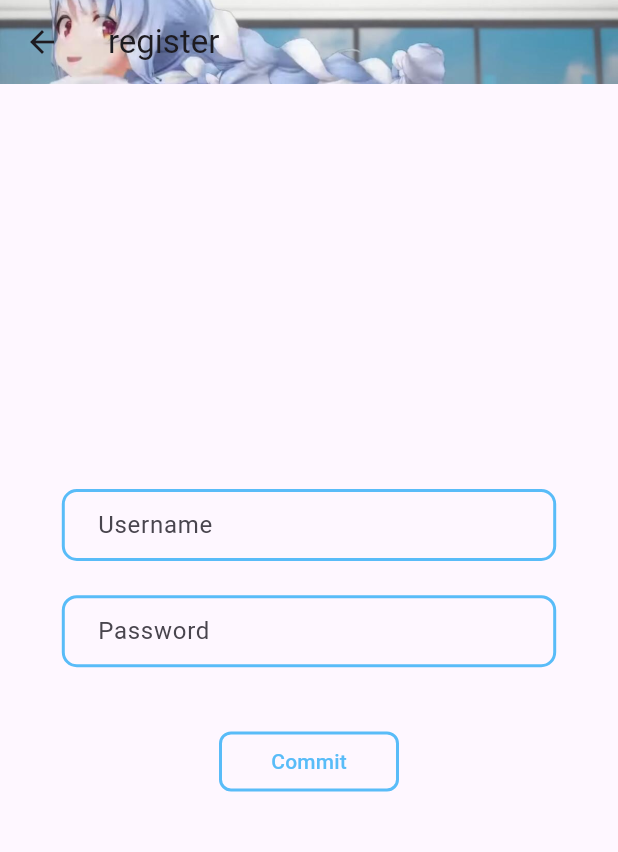
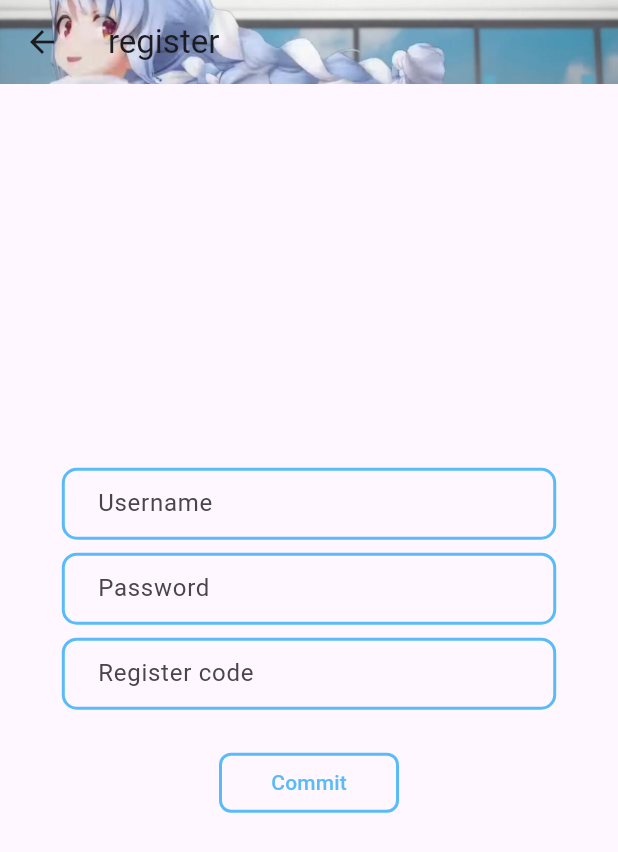
Before and after one commit to NaitoSama/pcrcli, a Flutter app: the register screen opened directly, after a tap on "Commit", on a phone screen of 412 x 824 dp. Shown: the top 852 px of the screen. Run offline on Flutter 3.47's test engine with Material 3 defaults, Android fonts, the phone set to English and light mode, and no system bars; our stand-ins replace shared_preferences; accounts and stored records are empty.

Commit message:
in development...

```diff
--- a/lib/main.dart
+++ b/lib/main.dart
@@ -2,6 +2,7 @@ import 'package:flutter/material.dart';
 import 'package:pcrcli/register.dart';
 import 'package:shared_preferences/shared_preferences.dart';
 
+import 'boss.dart';
 import 'home.dart';
 import 'login.dart';
 
@@ -34,7 +35,7 @@ class MyApp extends StatelessWidget {
         home = const login();
         break;
       case 2:
-        home = const register();
+        home = const bossPage();
         break;
       default:
         break;
--- a/lib/register.dart
+++ b/lib/register.dart
@@ -1,6 +1,12 @@
+import 'dart:convert';
+
 import 'package:flutter/gestures.dart';
 import 'package:flutter/material.dart';
 import 'package:pcrcli/register.dart';
+import 'package:http/http.dart' as http;
+import 'package:shared_preferences/shared_preferences.dart';
+
+import 'boss.dart';
 
 class register extends StatefulWidget {
   const register({super.key});
@@ -12,6 +18,63 @@ class register extends StatefulWidget {
 class _registerState extends State<register> {
   final username = TextEditingController();
   final password = TextEditingController();
+  final code = TextEditingController();
+
+  Future<bool> sendRegisterRequest(String username, String password, String code) async {
+    var prefs = await SharedPreferences.getInstance();
+    var uri = prefs.getString('url');
+    final url = Uri.parse('${uri!}/register'); // 替换成你的登录接口URL
+    final Map<String, String> headers = {'Content-Type': 'application/json'};
+
+    final Map<String, dynamic> requestBody = {
+      'username': username,
+      'password': password,
+      'register_code':code,
+    };
+
+    try {
+      final response = await http.post(
+        url,
+        headers: headers,
+        body: jsonEncode(requestBody),
+      );
+
+      if (response.statusCode == 200) {
+        // 注册成功，保存cookie值
+        String cookie = response.headers['set-cookie'] ?? '';
+        var temp = cookie.split('pekoToken=');
+        cookie = temp[temp.length-1].split(';')[0];
+        await prefs.setString('token', cookie);
+        print('Login successful. Cookie: $cookie');
+        return true;
+      } else {
+        // 注册失败，处理错误
+        print('Login failed. Status code: ${response.statusCode}');
+        return false;
+      }
+    } catch (error) {
+      // 请求发生异常
+      print('Error during login request: $error');
+      return false;
+    }
+  }
+  Future<void> wrongRegisterDialog() {
+    return showDialog<bool>(
+      context: context,
+      builder: (context) {
+        return AlertDialog(
+          title: Text("注册失败"),
+          content: Text("检查名字是否含有“|”符号，名字是否重复"),
+          actions: <Widget>[
+            TextButton(
+              child: Text("确认"),
+              onPressed: () => Navigator.of(context).pop(), // 关闭对话框
+            ),
+          ],
+        );
+      },
+    );
+  }
 
   @override
   Widget build(BuildContext context) {
@@ -127,6 +190,43 @@ class _registerState extends State<register> {
                   // Container(
                   //   height: 20,
                   // ),
+                  TextFormField(
+                    controller: code,
+                    obscureText: false,
+                    decoration: InputDecoration(
+                      labelText: 'Register code',
+                      hintText: 'Enter code...',
+                      enabledBorder: OutlineInputBorder(
+                        borderSide: const BorderSide(
+                          color: Color(0xFF59BCF8),
+                          width: 2,
+                        ),
+                        borderRadius: BorderRadius.circular(10),
+                      ),
+                      focusedBorder: OutlineInputBorder(
+                        borderSide: const BorderSide(
+                          color: Color(0x00000000),
+                          width: 2,
+                        ),
+                        borderRadius: BorderRadius.circular(10),
+                      ),
+                      errorBorder: OutlineInputBorder(
+                        borderSide: const BorderSide(
+                          color: Color(0x00000000),
+                          width: 2,
+                        ),
+                        borderRadius: BorderRadius.circular(10),
+                      ),
+                      focusedErrorBorder: OutlineInputBorder(
+                        borderSide: const BorderSide(
+                          color: Color(0x00000000),
+                          width: 2,
+                        ),
+                        borderRadius: BorderRadius.circular(10),
+                      ),
+                      contentPadding: EdgeInsetsDirectional.fromSTEB(20, 0, 0, 0),
+                    ),
+                  ),
                   Container(
                       width: 160,
                       height: 60,
@@ -150,10 +250,14 @@ class _registerState extends State<register> {
 
                           onPressed: () async {
                             // 按钮被点击时执行的操作
-                            // final prefs = await SharedPreferences.getInstance();
-                            // String? url = await prefs.getString('url');
-                            // print(url);
-                            // String address = ipAdd.text + ':' + port.text;
+                            if (await sendRegisterRequest(username.text, password.text, code.text)){
+                              Navigator.push(
+                                  context,
+                                  MaterialPageRoute(builder: (context) => bossPage()),
+                              );
+                            }else{
+                              wrongRegisterDialog();
+                            }
 
                           },
 
```
Also changed, not shown: lib/boss.dart (added, +64 -0 lines), lib/home.dart (+19 -0 lines), lib/login.dart (+25 -2 lines).
